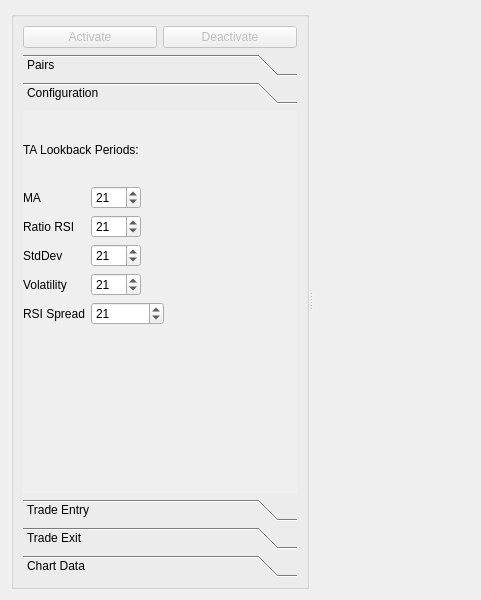
Qt form pairtabpage.ui (ProDataLab/nkny) before a commit.
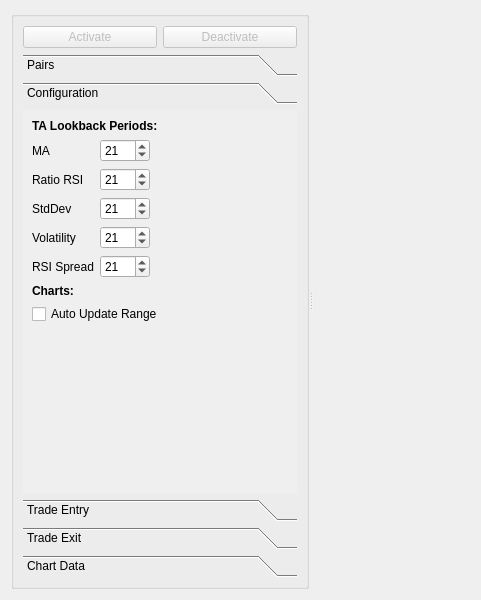
The same form after that commit. The open tabs and pages were chosen to show the change. Custom widgets are drawn as their Qt base class.

Commit message: auto update chart range checkbox

```diff
--- a/pairtabpage.ui
+++ b/pairtabpage.ui
@@ -266,25 +266,24 @@
            <rect>
             <x>0</x>
             <y>0</y>
-            <width>98</width>
-            <height>28</height>
+            <width>273</width>
+            <height>396</height>
            </rect>
           </property>
           <attribute name="label">
            <string>Configuration</string>
           </attribute>
-          <widget class="QWidget" name="layoutWidget">
-           <property name="geometry">
-            <rect>
-             <x>0</x>
-             <y>10</y>
-             <width>141</width>
-             <height>205</height>
-            </rect>
-           </property>
+          <layout class="QVBoxLayout" name="verticalLayout_8">
+           <item>
            <layout class="QVBoxLayout" name="verticalLayout_7">
             <item>
              <widget class="QLabel" name="label_2">
+               <property name="font">
+                <font>
+                 <weight>75</weight>
+                 <bold>true</bold>
+                </font>
+               </property>
               <property name="text">
                <string>TA Lookback Periods:</string>
               </property>
@@ -420,6 +419,12 @@
               </item>
               <item row="4" column="1">
                <widget class="QSpinBox" name="rsiSpreadSpinBox">
+                 <property name="maximumSize">
+                  <size>
+                   <width>50</width>
+                   <height>16777215</height>
+                  </size>
+                 </property>
                 <property name="maximum">
                  <number>999</number>
                 </property>
@@ -431,7 +436,45 @@
              </layout>
             </item>
            </layout>
-          </widget>
+           </item>
+           <item>
+            <layout class="QVBoxLayout" name="verticalLayout_5">
+             <item>
+              <widget class="QLabel" name="label_6">
+               <property name="font">
+                <font>
+                 <weight>75</weight>
+                 <bold>true</bold>
+                </font>
+               </property>
+               <property name="text">
+                <string>Charts:</string>
+               </property>
+              </widget>
+             </item>
+             <item>
+              <widget class="QCheckBox" name="autoUpdateRangeCheckBox">
+               <property name="text">
+                <string>Auto Update Range</string>
+               </property>
+              </widget>
+             </item>
+            </layout>
+           </item>
+           <item>
+            <spacer name="verticalSpacer">
+             <property name="orientation">
+              <enum>Qt::Vertical</enum>
+             </property>
+             <property name="sizeHint" stdset="0">
+              <size>
+               <width>20</width>
+               <height>178</height>
+              </size>
+             </property>
+            </spacer>
+           </item>
+          </layout>
          </widget>
          <widget class="QWidget" name="tradeEntryPage">
           <property name="geometry">
```
Left out of the diff: 14 changed lines with no effect on the pictures. Lines whose indentation alone changed are shown as unchanged. The commit also changes 4 other files.
